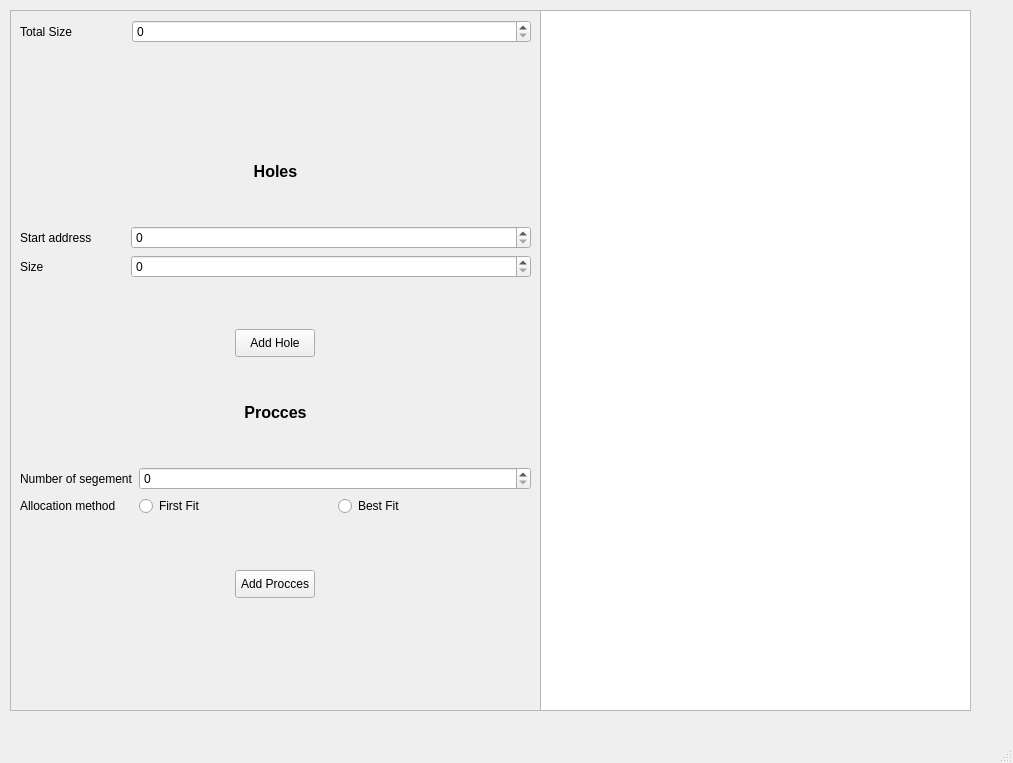
First picture: the form in memmory/mainwindow.ui, repository YousefKhawaga/Memmoiry-allocation, before the edit.
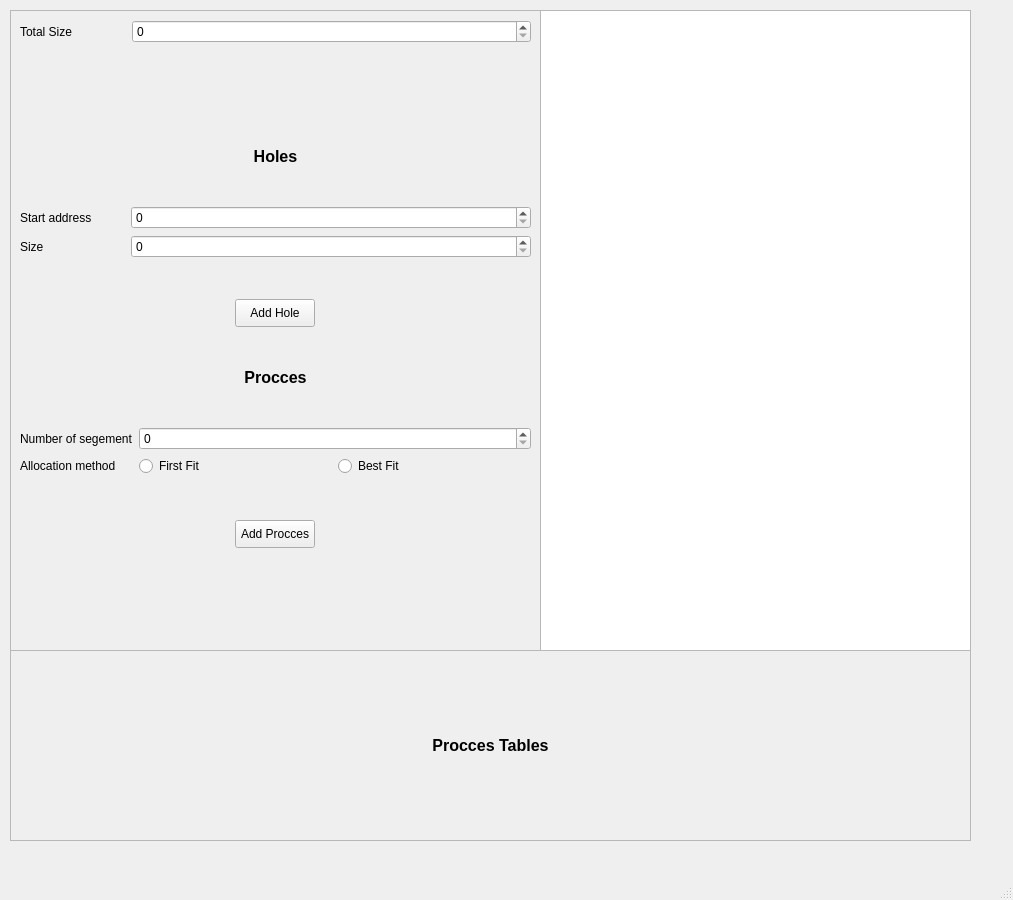
Second picture: the form after the edit.

What changed in the file:
```diff
--- a/memmory/mainwindow.ui
+++ b/memmory/mainwindow.ui
@@ -7,7 +7,7 @@
     <x>0</x>
     <y>0</y>
     <width>1013</width>
-    <height>763</height>
+    <height>900</height>
    </rect>
   </property>
   <property name="windowTitle">
@@ -20,7 +20,7 @@
       <x>540</x>
       <y>10</y>
       <width>431</width>
-      <height>701</height>
+      <height>641</height>
      </rect>
     </property>
    </widget>
@@ -30,7 +30,7 @@
       <x>10</x>
       <y>10</y>
       <width>531</width>
-      <height>701</height>
+      <height>641</height>
      </rect>
     </property>
     <property name="widgetResizable">
@@ -42,7 +42,7 @@
        <x>0</x>
        <y>0</y>
        <width>529</width>
-       <height>699</height>
+       <height>639</height>
       </rect>
      </property>
      <layout class="QVBoxLayout" name="verticalLayout">
@@ -244,6 +244,56 @@
      </layout>
     </widget>
    </widget>
+   <widget class="QScrollArea" name="scrollArea_2">
+    <property name="geometry">
+     <rect>
+      <x>10</x>
+      <y>650</y>
+      <width>961</width>
+      <height>191</height>
+     </rect>
+    </property>
+    <property name="widgetResizable">
+     <bool>true</bool>
+    </property>
+    <widget class="QWidget" name="scrollAreaWidgetContents_2">
+     <property name="geometry">
+      <rect>
+       <x>0</x>
+       <y>0</y>
+       <width>959</width>
+       <height>189</height>
+      </rect>
+     </property>
+     <layout class="QVBoxLayout" name="verticalLayout_2">
+      <item>
+       <widget class="QLabel" name="label_8">
+        <property name="font">
+         <font>
+          <pointsize>12</pointsize>
+          <weight>75</weight>
+          <italic>false</italic>
+          <bold>true</bold>
+          <underline>false</underline>
+          <strikeout>false</strikeout>
+          <stylestrategy>PreferDefault</stylestrategy>
+          <kerning>true</kerning>
+         </font>
+        </property>
+        <property name="text">
+         <string>Procces Tables</string>
+        </property>
+        <property name="alignment">
+         <set>Qt::AlignCenter</set>
+        </property>
+       </widget>
+      </item>
+      <item>
+       <layout class="QGridLayout" name="gridLayout_2"/>
+      </item>
+     </layout>
+    </widget>
+   </widget>
   </widget>
   <widget class="QMenuBar" name="menubar">
    <property name="geometry">
```
